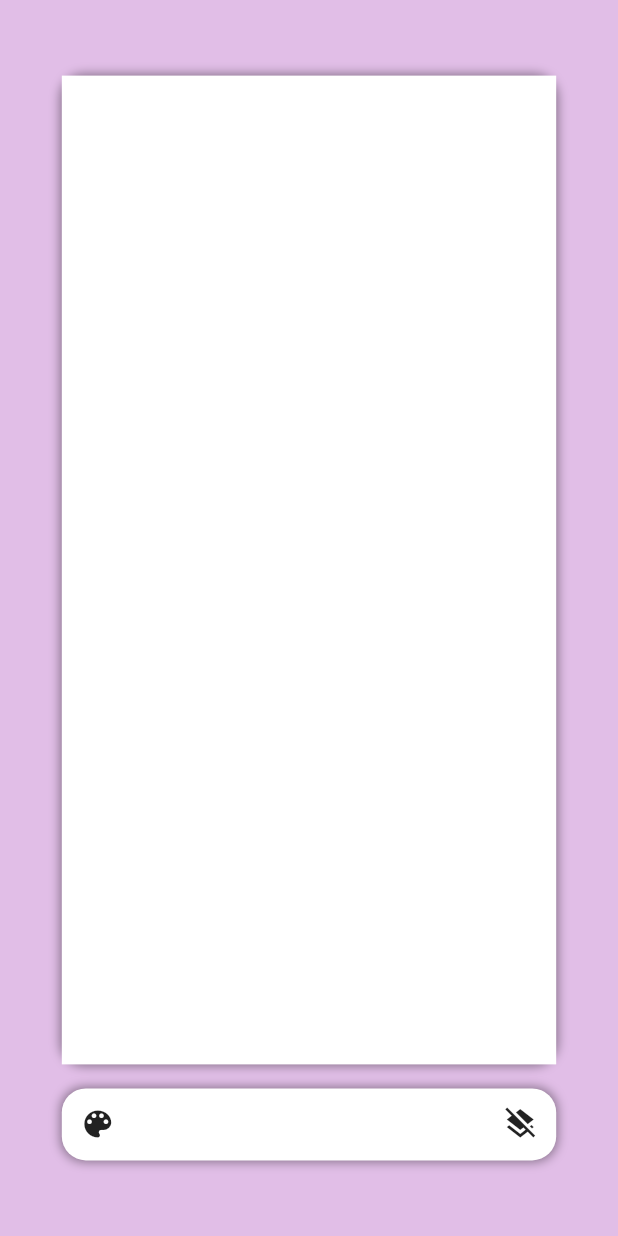
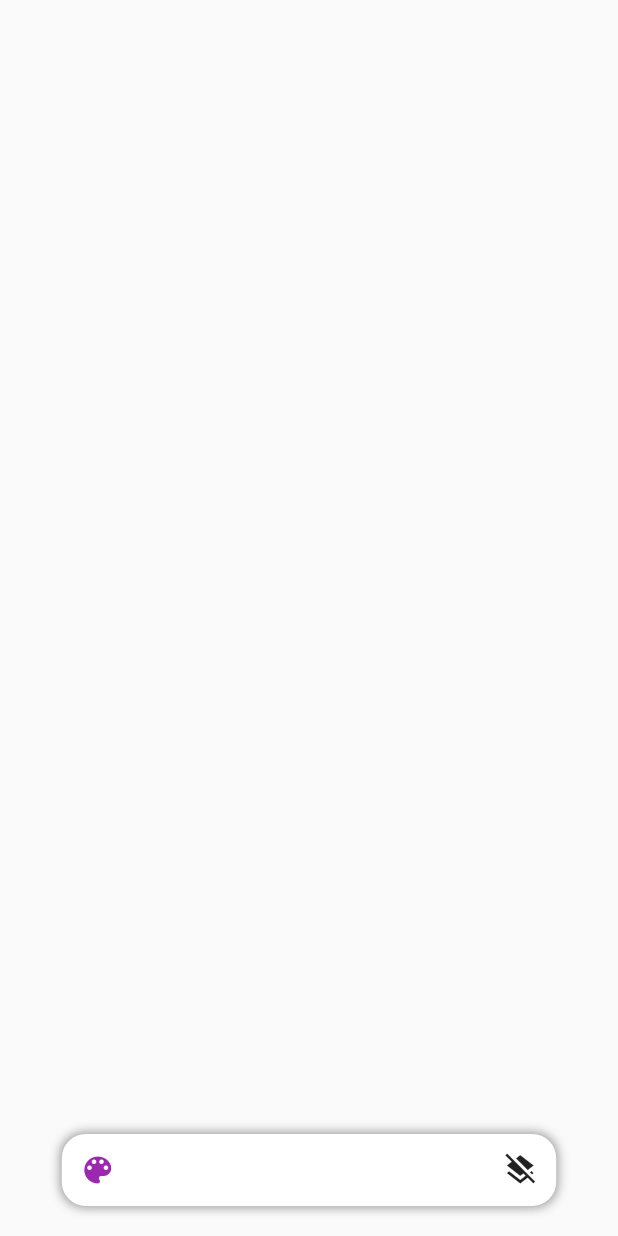
Before and after one commit to 7ANV1R/drawing_app, a Flutter app: the DrawingView screen opened directly, after a tap on the "color lens" icon, on a phone screen of 412 x 824 dp. Run offline on Flutter 3.47's test engine with Material 2 defaults, Android fonts, the phone set to English and light mode, and no system bars; our stand-ins replace bloc, equatable, flutter_bloc, image_picker, sqflite; accounts and stored records are empty.

Commit message:
added new drawing module

```diff
--- a/lib/drawing/view/drawing_view.dart
+++ b/lib/drawing/view/drawing_view.dart
@@ -1,5 +1,5 @@
-import 'package:drawing_app/data/service/ui_helper.dart';
 import 'package:drawing_app/drawing/cubit/drawing_cubit.dart';
+import 'package:drawing_app/drawing/view/model/drawing_model.dart';
 import 'package:drawing_app/drawing/view/widget/custom_drawing_painter.dart';
 import 'package:flutter/material.dart';
 import 'package:flutter_bloc/flutter_bloc.dart';
@@ -12,7 +12,7 @@ class DrawingView extends StatefulWidget {
 }
 
 class _DrawingViewState extends State<DrawingView> {
-  List<Offset> points = [];
+  List<DrawingPaths?> drawingPaths = [];
   @override
   Widget build(BuildContext context) {
     Size size = MediaQuery.of(context).size;
@@ -22,64 +22,36 @@ class _DrawingViewState extends State<DrawingView> {
         return state is DrawingInitial
             ? Scaffold(
                 body: Stack(
+                  alignment: Alignment.center,
                   children: [
-                    Container(
-                      decoration: BoxDecoration(
-                        color: Colors.purple.shade100,
-                      ),
-                    ),
-                    Center(
-                      child: Column(
-                        mainAxisAlignment: MainAxisAlignment.center,
-                        crossAxisAlignment: CrossAxisAlignment.center,
-                        children: [
-                          Container(
-                            width: size.width * 0.8,
-                            height: size.height * 0.8,
-                            decoration: BoxDecoration(
-                              borderRadius: BorderRadius.circular(16),
-                              boxShadow: [
-                                BoxShadow(
-                                  color: Colors.black.withOpacity(0.4),
-                                  blurRadius: 5.0,
-                                  spreadRadius: 1.0,
-                                ),
-                              ],
-                            ),
-                            child: GestureDetector(
-                              behavior: HitTestBehavior.opaque,
-                              onPanDown: (details) {
+                    GestureDetector(
+                      onPanStart: (details) {
                         setState(() {
-                                  points.add(details.localPosition);
-                                  points.add(details.localPosition);
+                          drawingPaths.add(
+                            DrawingPaths(offset: details.localPosition),
+                          );
                         });
-                                // context.read<DrawingCubit>().addPoint(details.localPosition);
-                                // context.read<DrawingCubit>().addPoint(details.localPosition);
                       },
                       onPanUpdate: (details) {
                         setState(() {
-                                  points.add(details.localPosition);
-                                  points.add(details.localPosition);
+                          drawingPaths.add(
+                            DrawingPaths(offset: details.localPosition),
+                          );
                         });
-                                // context.read<DrawingCubit>().addPoint(details.localPosition);
                       },
                       onPanEnd: (details) {
                         setState(() {
-                                  points.clear();
+                          drawingPaths.add(null);
                         });
-                                // context.read<DrawingCubit>().resetPoint();
                       },
-                              child: RepaintBoundary(
                       child: CustomPaint(
-                                  isComplex: true,
-                                  willChange: true,
-                                  painter: CustomDrawing(points: points),
+                        painter: CustomDrawing(drawingPaths),
+                        child: Container(),
                       ),
                     ),
-                            ),
-                          ),
-                          kVerticalSpaceM,
-                          Container(
+                    Positioned(
+                      bottom: 20,
+                      child: Container(
                         width: size.width * 0.8,
                         decoration: BoxDecoration(
                           borderRadius: BorderRadius.circular(16),
@@ -97,7 +69,10 @@ class _DrawingViewState extends State<DrawingView> {
                           children: [
                             IconButton(
                               onPressed: () {},
-                                  icon: const Icon(Icons.color_lens),
+                              icon: const Icon(
+                                Icons.color_lens,
+                                color: Colors.purple,
+                              ),
                             ),
                             IconButton(
                               onPressed: () {},
@@ -105,8 +80,6 @@ class _DrawingViewState extends State<DrawingView> {
                             ),
                           ],
                         ),
-                          ),
-                        ],
                       ),
                     ),
                   ],
--- /dev/null
+++ b/lib/drawing/view/model/drawing_model.dart
@@ -0,0 +1,13 @@
+// ignore_for_file: public_member_api_docs, sort_constructors_first
+import 'package:equatable/equatable.dart';
+import 'package:flutter/material.dart';
+
+class DrawingPaths extends Equatable {
+  final Offset offset;
+  const DrawingPaths({
+    required this.offset,
+  });
+
+  @override
+  List<Object?> get props => [offset];
+}
--- a/lib/drawing/view/widget/custom_drawing_painter.dart
+++ b/lib/drawing/view/widget/custom_drawing_painter.dart
@@ -2,27 +2,34 @@
 
 import 'dart:ui';
 
+import 'package:drawing_app/drawing/view/model/drawing_model.dart';
 import 'package:flutter/material.dart';
 
 class CustomDrawing extends CustomPainter {
-  List<Offset> points;
-  CustomDrawing({
-    required this.points,
-  });
+  final List<DrawingPaths?> drawingPaths;
+
+  CustomDrawing(this.drawingPaths);
+
+  List<Offset> offsetsList = [];
 
   @override
   void paint(Canvas canvas, Size size) {
-    Paint background = Paint()..color = Colors.white;
-    Rect rect = Rect.fromLTWH(0, 0, size.width, size.height);
-    canvas.drawRect(rect, background);
-
     final paint = Paint()
       ..isAntiAlias = true
       ..strokeWidth = 5.0
       ..strokeCap = StrokeCap.round
       ..strokeJoin = StrokeJoin.round;
 
-    canvas.drawPoints(PointMode.polygon, points, paint);
+    for (int i = 0; i < drawingPaths.length - 1; i++) {
+      if (drawingPaths[i] != null && drawingPaths[i + 1] != null) {
+        canvas.drawLine(drawingPaths[i]!.offset, drawingPaths[i + 1]!.offset, paint);
+      } else if (drawingPaths[i] != null && drawingPaths[i + 1] == null) {
+        offsetsList.clear();
+        offsetsList.add(drawingPaths[i]!.offset);
+
+        canvas.drawPoints(PointMode.points, offsetsList, paint);
+      }
+    }
   }
 
   @override
```
Lines whose indentation alone changed are shown as unchanged.
